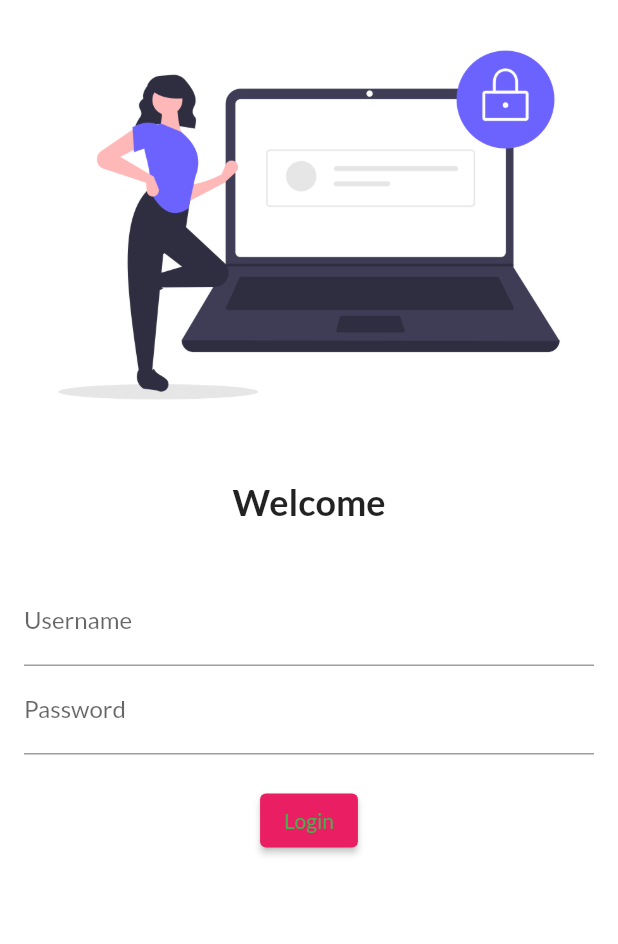
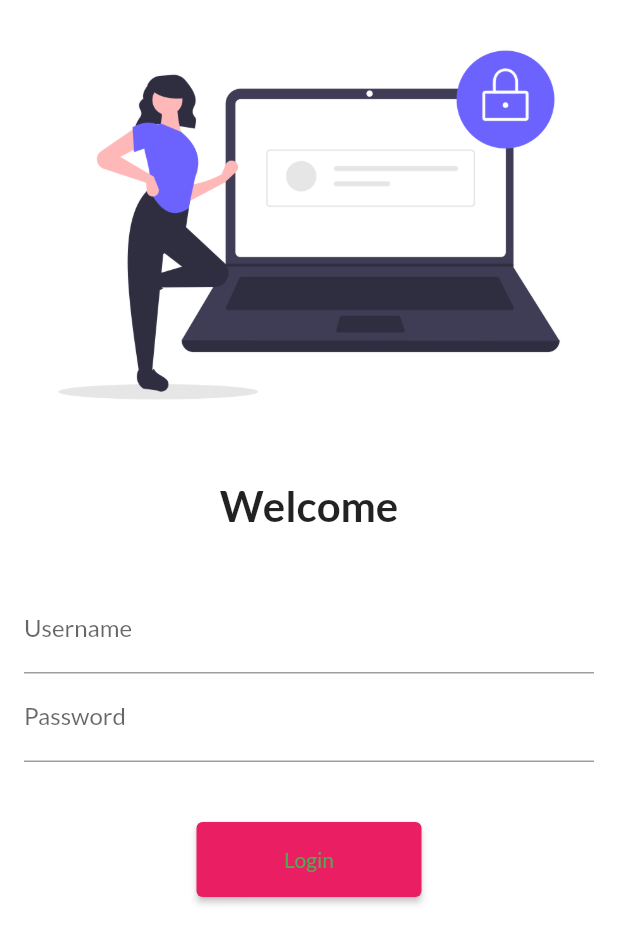
Before and after one commit to yuvrajinbhakti/Flutter-While-Learning-, a Flutter app: the screen it shows after launch, on a phone screen of 412 x 824 dp. Shown: the top 944 px of the screen. Run offline on Flutter 3.47's test engine with Material 2 defaults, Android fonts, the phone set to English and light mode, and no system bars; our stand-ins replace google_fonts.

Commit message:
FlutterApp5

```diff
--- a/lib/main.dart
+++ b/lib/main.dart
@@ -1,5 +1,7 @@
 import 'package:flutter/material.dart';
 import 'package:flutter_application_1_from_basic/pages/login_page.dart';
+import 'package:flutter_application_1_from_basic/utils/routes.dart';
+// import 'package:google_fonts/google_fonts.dart';
 import 'package:google_fonts/google_fonts.dart';
 import 'pages/home_page.dart';
 
@@ -8,6 +10,7 @@ void main() {
 }
 
 class MyApp extends StatelessWidget {
+  const MyApp({super.key});
   @override
   Widget build(BuildContext context) {
     return MaterialApp(
@@ -15,11 +18,13 @@ class MyApp extends StatelessWidget {
 
       //if we want to give property in light mode
       themeMode: ThemeMode.light,
-      theme: ThemeData(primarySwatch: Colors.deepPurple,
-      fontFamily:GoogleFonts.lato().fontFamily,
-      // primaryTextTheme: GoogleFonts.latoTextTheme()
+      theme: ThemeData(
+        primarySwatch: Colors.deepPurple,
+        fontFamily:GoogleFonts.lato().fontFamily,
+        // primaryTextTheme: GoogleFonts.latoTextTheme()
       ),
 
+    debugShowCheckedModeBanner: false,
 
       //it is for dark mode
       // home: HomePage(),
@@ -31,7 +36,8 @@ class MyApp extends StatelessWidget {
       initialRoute: "/login",
       routes: {
         "/login": (context) => LoginPage(),
-        "/home": (context) => HomePage(),
+        // "/home": (context) => HomePage(),
+        MyRoutes.homeRoute : (context)=>HomePage(),
         "/login": (context) => LoginPage(),
       },
     );
--- a/lib/pages/login_page.dart
+++ b/lib/pages/login_page.dart
@@ -1,5 +1,6 @@
 import 'package:flutter/material.dart';
-import 'package:google_fonts/google_fonts.dart';
+import 'package:flutter_application_1_from_basic/utils/routes.dart';
+// import 'package:google_fonts/google_fonts.dart';
 
 class LoginPage extends StatelessWidget {
   const LoginPage({super.key});
@@ -8,77 +9,60 @@ class LoginPage extends StatelessWidget {
   Widget build(BuildContext context) {
     return Material(
         color: Colors.white,
+        child: SingleChildScrollView(
           child: Column(
-children: [Image.asset("Assets/images/login_image.png", height:300, width:400,fit:BoxFit.cover),
+            children: [
+              Image.asset("Assets/images/login_image.png",
+                  height: 300, width: 400, fit: BoxFit.cover),
               SizedBox(
-  height:20.0,
+                height: 20.0,
               ),
               Text(
                 "Welcome",
-  style:TextStyle(
-    fontSize:24,
+                style: TextStyle(
+                  fontSize: 28,
                   fontWeight: FontWeight.bold,
                 ),
               ),
               SizedBox(
-  height:20.0,
+                height: 20.0,
               ),
-
               Padding(
                 padding: const EdgeInsets.all(16.0),
-  child:   Column(
-
+                child: Column(
                   children: [
-
                     TextFormField(
-
                       decoration: InputDecoration(
-
                         hintText: "Enter username",
-
                         labelText: "Username",
-
                       ),
-
                     ),
-
-
-
                     TextFormField(
                       obscureText: true,
                       decoration: InputDecoration(
-
                         hintText: "Enter password",
-
                         labelText: "Password",
-
                       ),
-
                     ),
-
                     SizedBox(
-  height:20.0,
+                      height: 40.0,
                     ),
-
-
                     ElevatedButton(
                       child: Text("Login"),
-  style:TextButton.styleFrom(foregroundColor: Colors.green,backgroundColor: Colors.pink ),
+                      style: TextButton.styleFrom(
+                          foregroundColor: Colors.green,
+                          backgroundColor: Colors.pink,
+                          minimumSize: Size(150, 50)),
                       onPressed: () {
-print("Jai Shivji Ki");
+                        // print("Jai Shivji Ki");
+                        Navigator.pushNamed(context, MyRoutes.homeRoute);
                       },
                     )
-
                   ],
-
-
-
                 ),
               )
-
             ],
-
-
+          ),
         ));
   }
 }
--- /dev/null
+++ b/lib/utils/routes.dart
@@ -0,0 +1,4 @@
+class MyRoutes {
+  static String loginRoute = "/login";
+  static String homeRoute = "/home";
+}
```
Lines whose indentation alone changed are shown as unchanged.
